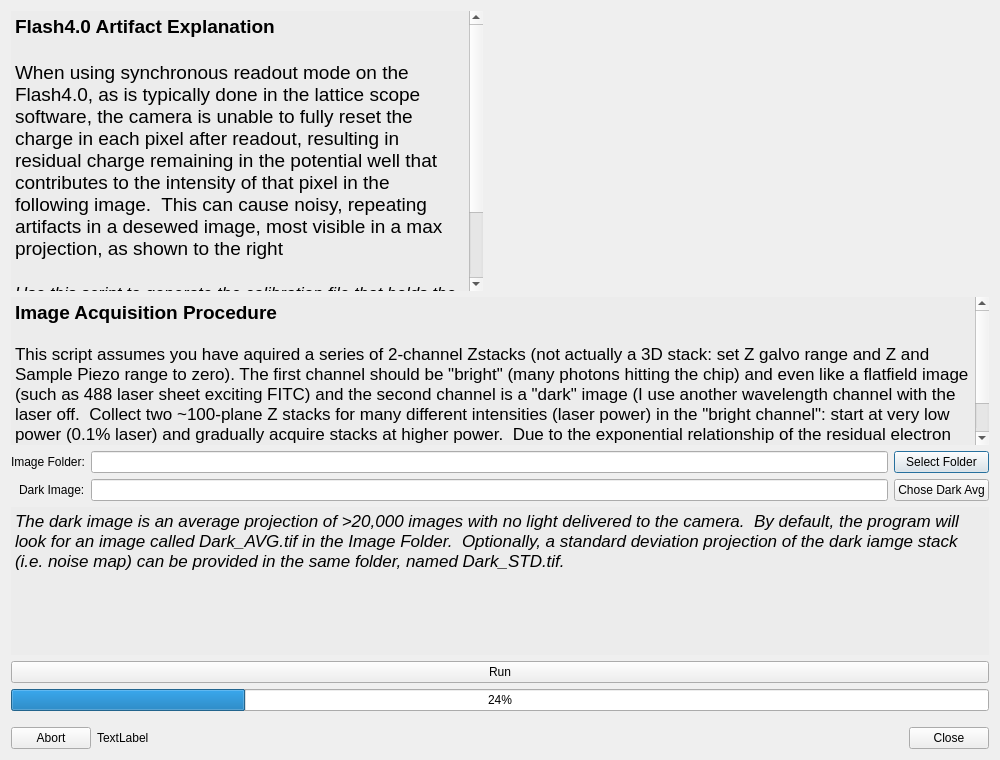
tlambert03/LLSpy, file llspy/gui/camcordialog.ui: the form before one commit.
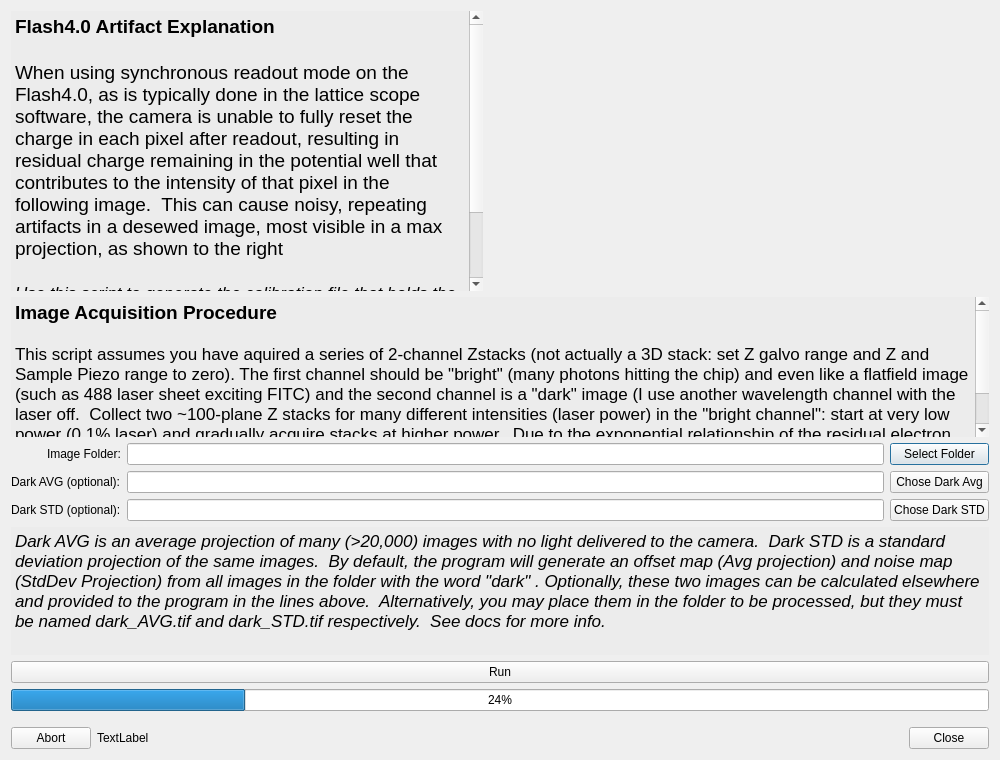
The form after the commit. Icons and pictures are not drawn.

Commit message: update camcordialog gui with std/avg optional

```diff
--- a/llspy/gui/camcordialog.ui
+++ b/llspy/gui/camcordialog.ui
@@ -126,7 +126,11 @@
       </widget>
      </item>
      <item row="0" column="1">
-      <widget class="QLineEdit" name="camCalibFolderLineEdit"/>
+      <widget class="QLineEdit" name="camCalibFolderLineEdit">
+       <property name="readOnly">
+        <bool>true</bool>
+       </property>
+      </widget>
      </item>
      <item row="0" column="2">
       <widget class="QPushButton" name="selectFolderPushButton">
@@ -143,18 +147,46 @@
       </widget>
      </item>
      <item row="1" column="1">
-      <widget class="QLineEdit" name="darkImageLineEdit"/>
+      <widget class="QLineEdit" name="darkAVGLineEdit">
+       <property name="readOnly">
+        <bool>true</bool>
+       </property>
+      </widget>
      </item>
      <item row="1" column="0" alignment="Qt::AlignRight">
       <widget class="QLabel" name="label_3">
        <property name="text">
-        <string>Dark Image:</string>
+        <string>Dark AVG (optional):</string>
        </property>
        <property name="buddy">
         <cstring>camCalibFolderLineEdit</cstring>
        </property>
       </widget>
      </item>
+     <item row="2" column="0">
+      <widget class="QLabel" name="label_4">
+       <property name="text">
+        <string>Dark STD (optional):</string>
+       </property>
+       <property name="buddy">
+        <cstring>camCalibFolderLineEdit</cstring>
+       </property>
+      </widget>
+     </item>
+     <item row="2" column="1">
+      <widget class="QLineEdit" name="darkSTDLineEdit">
+       <property name="readOnly">
+        <bool>true</bool>
+       </property>
+      </widget>
+     </item>
+     <item row="2" column="2">
+      <widget class="QPushButton" name="DarkSTDPushButton">
+       <property name="text">
+        <string>Chose Dark STD</string>
+       </property>
+      </widget>
+     </item>
     </layout>
    </item>
    <item>
@@ -182,7 +214,7 @@
 &lt;html&gt;&lt;head&gt;&lt;meta name=&quot;qrichtext&quot; content=&quot;1&quot; /&gt;&lt;style type=&quot;text/css&quot;&gt;
 p, li { white-space: pre-wrap; }
 &lt;/style&gt;&lt;/head&gt;&lt;body style=&quot; font-family:'.SF NS Text'; font-size:13pt; font-weight:400; font-style:normal;&quot; bgcolor=&quot;#ececec&quot;&gt;
-&lt;p style=&quot; margin-top:0px; margin-bottom:0px; margin-left:0px; margin-right:0px; -qt-block-indent:0; text-indent:0px;&quot;&gt;&lt;span style=&quot; font-style:italic;&quot;&gt;The dark image is an average projection of &amp;gt;20,000 images with no light delivered to the camera.  By default, the program will look for an image called Dark_AVG.tif in the Image Folder.  Optionally, a standard deviation projection of the dark iamge stack (i.e. noise map) can be provided in the same folder, named Dark_STD.tif.&lt;/span&gt;&lt;/p&gt;&lt;/body&gt;&lt;/html&gt;</string>
+&lt;p style=&quot; margin-top:0px; margin-bottom:0px; margin-left:0px; margin-right:0px; -qt-block-indent:0; text-indent:0px;&quot;&gt;&lt;span style=&quot; font-style:italic;&quot;&gt;Dark AVG is an average projection of many (&amp;gt;20,000) images with no light delivered to the camera.  Dark STD is a standard deviation projection of the same images.  By default, the program will generate an offset map (Avg projection) and noise map (StdDev Projection) from all images in the folder with the word &amp;quot;dark&amp;quot; . Optionally, these two images can be calculated elsewhere and provided to the program in the lines above.  Alternatively, you may place them in the folder to be processed, but they must be named dark_AVG.tif and dark_STD.tif respectively.  See docs for more info.&lt;/span&gt;&lt;/p&gt;&lt;/body&gt;&lt;/html&gt;</string>
      </property>
     </widget>
    </item>
```
Left out of the diff: 11 changed lines with no effect on the pictures. The commit also changes 1 other file.
